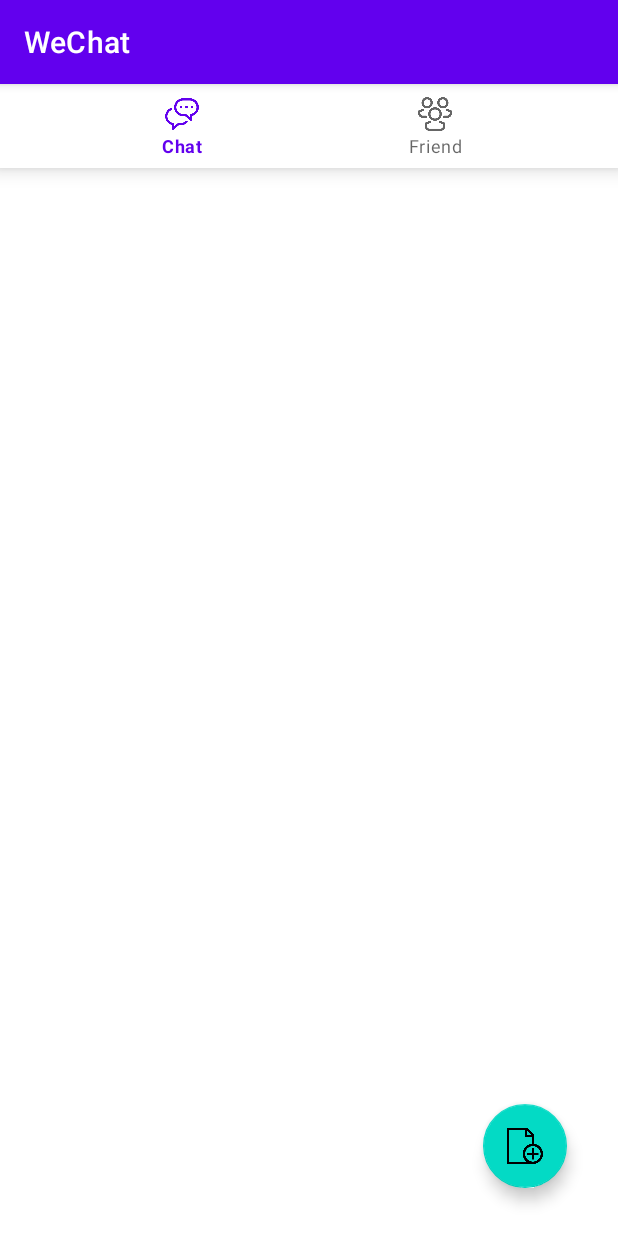
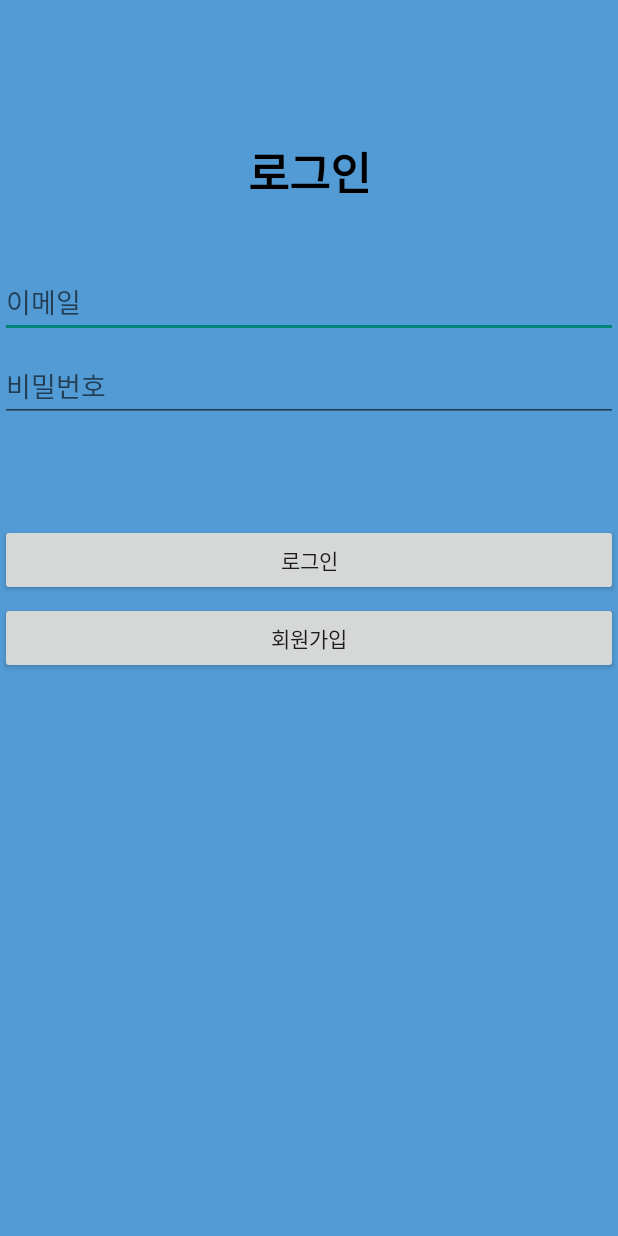
Before and after one commit to subJM/WeChat_Test, an Android app: the screen it shows after launch (MainActivity before the commit, LoginActivity after it), on a phone screen of 412 x 824 dp. Run offline under Robolectric (Android 15) with nearby library versions, the phone set to English and light mode, and no system bars; our stand-ins replace Firebase (no records; nobody signed in at launch, a user with empty details on screens opened directly).

Commit message:
add Login

```diff
--- a/app/build.gradle
+++ b/app/build.gradle
@@ -1,7 +1,7 @@
 plugins {
     id 'com.android.application'
+    id 'com.google.gms.google-services'
 }
-apply plugin: 'com.google.gms.google-services'
 android {
     compileSdk 31
 
@@ -30,11 +30,15 @@ android {
 dependencies {
     implementation platform('com.google.firebase:firebase-bom:28.4.2')
     implementation 'com.google.firebase:firebase-analytics'
+    implementation 'com.google.firebase:firebase-storage'
+    implementation 'com.google.firebase:firebase-firestore'
+    implementation 'com.google.firebase:firebase-auth'
 
     implementation 'androidx.appcompat:appcompat:1.3.1'
     implementation 'com.google.android.material:material:1.4.0'
     implementation 'androidx.constraintlayout:constraintlayout:2.1.1'
     implementation 'com.google.firebase:firebase-database:20.0.2'
+    implementation 'com.google.firebase:firebase-auth:21.0.1'
     testImplementation 'junit:junit:4.+'
     androidTestImplementation 'androidx.test.ext:junit:1.1.3'
     androidTestImplementation 'androidx.test.espresso:espresso-core:3.4.0'
--- /dev/null
+++ b/app/src/main/java/kr/or/mrhi/wechat/Activity/LoginActivity.java
@@ -0,0 +1,97 @@
+package kr.or.mrhi.wechat.Activity;
+
+import android.content.Intent;
+import android.os.Bundle;
+import android.view.View;
+import android.widget.Button;
+import android.widget.EditText;
+import android.widget.Toast;
+
+import androidx.annotation.NonNull;
+import androidx.annotation.Nullable;
+import androidx.appcompat.app.AppCompatActivity;
+
+import com.google.android.gms.tasks.OnCompleteListener;
+import com.google.android.gms.tasks.Task;
+import com.google.firebase.auth.AuthResult;
+import com.google.firebase.auth.FirebaseAuth;
+import com.google.firebase.auth.FirebaseUser;
+
+import kr.or.mrhi.wechat.R;
+
+public class LoginActivity extends AppCompatActivity implements View.OnClickListener {
+
+    private static final String TAG = "SignUpActivity";
+    private FirebaseAuth mAuth;
+    private EditText etEmailLogin, etPasswordLogin;
+    private Button btnLogin, goToSignUp;
+
+    @Override
+    protected void onPostCreate(@Nullable Bundle savedInstanceState) {
+        super.onPostCreate(savedInstanceState);
+        setContentView(R.layout.login);
+        //Initialize Firebase Auth
+        mAuth = FirebaseAuth.getInstance();
+
+        etEmailLogin = findViewById(R.id.etEmailLogin);
+        etPasswordLogin = findViewById(R.id.etPasswordLogin);
+
+        btnLogin = findViewById(R.id.btnLogin);
+        goToSignUp = findViewById(R.id.goToSignUp);
+
+        btnLogin.setOnClickListener(this);
+        goToSignUp.setOnClickListener(this);
+
+    }
+
+
+    @Override
+    public void onClick(View view) {
+        switch (view.getId()) {
+            case R.id.btnLogin:
+                startLogin();
+                break;
+            case R.id.goToSignUp:
+                Intent intent = new Intent(LoginActivity.this, SignUp.class);
+                startActivity(intent);
+                finish();
+                break;
+        }
+
+    }
+
+    private void startLogin() {
+
+        String email = etEmailLogin.getText().toString();
+        String password = etPasswordLogin.getText().toString();
+
+        if (email.length() > 0 && password.length() > 0) {
+            mAuth.signInWithEmailAndPassword(email, password)
+                    .addOnCompleteListener(LoginActivity.this, new OnCompleteListener<AuthResult>() {
+                        @Override
+                        public void onComplete(@NonNull Task<AuthResult> task) {
+                            if (task.isSuccessful()) {
+                                // Sign in success, update UI with the signed-in user's information
+                                FirebaseUser user = mAuth.getCurrentUser();
+                                showToast("로그인 성공");
+                                Intent intent = new Intent(LoginActivity.this, MainActivity.class);
+                                startActivity(intent);
+                                finish();
+                            } else {
+                                if (task.getException() != null) {
+                                    // If sign in fails, display a message to the user.
+                                    showToast("로그인 실패");
+                                }
+                            }
+                        }
+                    });
+
+        } else {
+            showToast("이메일 또는 비밀번호를 입력해주세요");
+        }
+    }
+
+    private void showToast(String message) {
+        Toast.makeText(getApplicationContext(), message, Toast.LENGTH_SHORT).show();
+    }
+}
--- a/app/src/main/java/kr/or/mrhi/wechat/UserData.java
+++ b/app/src/main/java/kr/or/mrhi/wechat/Data/UserData.java
@@ -1,4 +1,4 @@
-package kr.or.mrhi.wechat;
+package kr.or.mrhi.wechat.Data;
 
 import java.util.ArrayList;
 
@@ -13,5 +13,7 @@ public class UserData {
     private String getFriends; // 친구목록
     private String firstJoin;
     private ArrayList<BoardData> getWrited; //작성한 게시판 가져오기
+    //리플
+
 
 }
--- a/app/src/main/java/kr/or/mrhi/wechat/reply.java
+++ b/app/src/main/java/kr/or/mrhi/wechat/Data/reply.java
@@ -1,8 +1,7 @@
-package kr.or.mrhi.wechat;
+package kr.or.mrhi.wechat.Data;
 
 public class reply {
-    private String userId; // 아이디 리퍼런스
+    private String userId; //작성자
     private String date; //작성 날짜
     private String TextWrite; //본문내용
-    private String
 }
--- a/app/src/main/java/kr/or/mrhi/wechat/MainActivity.java
+++ /dev/null
@@ -1,19 +0,0 @@
-package kr.or.mrhi.wechat;
-
-import android.os.Bundle;
-
-import androidx.appcompat.app.AppCompatActivity;
-
-public class MainActivity extends AppCompatActivity {
-
-
-
-    @Override
-    protected void onCreate(Bundle savedInstanceState) {
-        super.onCreate(savedInstanceState);
-        setContentView(R.layout.activity_main);
-
-
-
-    }
-}
--- /dev/null
+++ b/app/src/main/res/drawable/ic_baseline_person_add_24.xml
@@ -0,0 +1,5 @@
+<vector android:height="24dp" android:tint="#824848"
+    android:viewportHeight="24" android:viewportWidth="24"
+    android:width="24dp" xmlns:android="http://schemas.android.com/apk/res/android">
+    <path android:fillColor="@android:color/white" android:pathData="M15,12c2.21,0 4,-1.79 4,-4s-1.79,-4 -4,-4 -4,1.79 -4,4 1.79,4 4,4zM6,10L6,7L4,7v3L1,10v2h3v3h2v-3h3v-2L6,10zM15,14c-2.67,0 -8,1.34 -8,4v2h16v-2c0,-2.66 -5.33,-4 -8,-4z"/>
+</vector>
--- a/app/src/main/res/layout/activity_main.xml
+++ b/app/src/main/res/layout/activity_main.xml
@@ -4,12 +4,14 @@
     xmlns:tools="http://schemas.android.com/tools"
     android:layout_width="match_parent"
     android:layout_height="match_parent"
-    tools:context=".MainActivity">
+    tools:context=".Activity.MainActivity">
 
     <com.google.android.material.bottomnavigation.BottomNavigationView
         android:id="@+id/bottomNavigationView"
         android:layout_width="0dp"
         android:layout_height="wrap_content"
+        android:background="@color/white"
+        app:itemIconTint="#9F5DEF"
         app:layout_constraintEnd_toEndOf="parent"
         app:layout_constraintStart_toStartOf="parent"
         app:layout_constraintTop_toTopOf="parent"
@@ -30,11 +32,11 @@
     </FrameLayout>
 
     <com.google.android.material.floatingactionbutton.FloatingActionButton
-        android:id="@+id/floatingActionButton"
+        android:id="@+id/btnWrite"
         android:layout_width="wrap_content"
         android:layout_height="wrap_content"
         android:layout_marginBottom="32dp"
-        android:background="@color/black"
+        android:background="@color/white"
         android:clickable="true"
         android:src="@drawable/add_document_sans_icon"
         app:layout_constraintBottom_toBottomOf="parent"
--- /dev/null
+++ b/app/src/main/res/layout/login.xml
@@ -0,0 +1,75 @@
+<?xml version="1.0" encoding="utf-8"?>
+<androidx.constraintlayout.widget.ConstraintLayout xmlns:android="http://schemas.android.com/apk/res/android"
+    xmlns:app="http://schemas.android.com/apk/res-auto"
+    xmlns:tools="http://schemas.android.com/tools"
+    android:layout_width="match_parent"
+    android:layout_height="match_parent"
+    android:background="#539BD5">
+
+    <TextView
+        android:id="@+id/textView"
+        android:layout_width="wrap_content"
+        android:layout_height="wrap_content"
+        android:layout_marginTop="92dp"
+        android:text="로그인"
+        android:textColor="@color/black"
+        android:textSize="30sp"
+        android:textStyle="bold"
+        app:layout_constraintEnd_toEndOf="parent"
+        app:layout_constraintStart_toStartOf="parent"
+        app:layout_constraintTop_toTopOf="parent" />
+
+    <EditText
+        android:id="@+id/etEmailLogin"
+        android:layout_width="match_parent"
+        android:layout_height="wrap_content"
+        android:layout_marginTop="40dp"
+        android:hint="이메일"
+        android:maxLines="1"
+        android:maxLength="40"
+        app:layout_constraintEnd_toEndOf="parent"
+        app:layout_constraintHorizontal_bias="0.0"
+        app:layout_constraintStart_toStartOf="parent"
+        app:layout_constraintTop_toBottomOf="@+id/textView">
+
+    </EditText>
+
+    <EditText
+        android:id="@+id/etPasswordLogin"
+        android:layout_width="match_parent"
+        android:layout_height="wrap_content"
+        android:layout_marginTop="8dp"
+        android:hint="비밀번호"
+        android:tooltipText="6자리이상 15자이하"
+        android:maxLength="15"
+        android:maxLines="1"
+        app:layout_constraintEnd_toEndOf="parent"
+        app:layout_constraintStart_toStartOf="parent"
+        app:layout_constraintTop_toBottomOf="@+id/etEmailLogin">
+
+    </EditText>
+
+    <Button
+        android:id="@+id/btnLogin"
+        android:layout_width="0dp"
+        android:layout_height="wrap_content"
+        android:layout_marginTop="68dp"
+        android:text="로그인"
+        app:layout_constraintEnd_toEndOf="parent"
+        app:layout_constraintHorizontal_bias="0.0"
+        app:layout_constraintStart_toStartOf="@+id/etPasswordLogin"
+        app:layout_constraintTop_toBottomOf="@+id/etPasswordLogin" />
+
+    <Button
+        android:id="@+id/goToSignUp"
+        android:layout_width="0dp"
+        android:layout_height="wrap_content"
+        android:layout_marginTop="4dp"
+        android:text="회원가입"
+        app:layout_constraintEnd_toEndOf="parent"
+        app:layout_constraintHorizontal_bias="0.0"
+        app:layout_constraintStart_toStartOf="@+id/btnLogin"
+        app:layout_constraintTop_toBottomOf="@+id/btnLogin" />
+
+
+</androidx.constraintlayout.widget.ConstraintLayout>
--- a/app/src/main/res/layout/write_item.xml
+++ b/app/src/main/res/layout/write_item.xml
@@ -62,7 +62,7 @@
             android:layout_marginBottom="4dp"
             android:text="본문내용"
             android:textColor="#4E4D4D"
-            android:background="#FFF59D"
+            android:background="#EDD0A5"
             app:layout_constraintBottom_toBottomOf="parent"
             app:layout_constraintEnd_toEndOf="parent"
             app:layout_constraintHorizontal_bias="0.407"
--- a/app/src/main/res/menu/bottom_nav.xml
+++ b/app/src/main/res/menu/bottom_nav.xml
@@ -2,7 +2,7 @@
 <menu xmlns:android="http://schemas.android.com/apk/res/android">
     <item
         android:id="@+id/chat"
-        android:iconTint="@color/white"
+        android:iconTint="#7D3DF1"
         android:icon="@drawable/balloon_chat_conversation_speak_word_icon"
         android:title="Chat"/>
 
@@ -10,6 +10,6 @@
     <item
         android:id="@+id/friends"
         android:title="Friend"
-        android:iconTint="@color/white"
+        android:iconTint="#7D3DF1"
         android:icon="@drawable/friend_group_people_peoples_team_icon" />
 </menu>
```
Also changed, not shown: app/src/main/AndroidManifest.xml (+22 -3 lines), app/src/main/java/kr/or/mrhi/wechat/Activity/MainActivity.java (added, +72 -0 lines), app/src/main/java/kr/or/mrhi/wechat/Activity/SignUp.java (added, +90 -0 lines), app/src/main/java/kr/or/mrhi/wechat/Adapter/ChatAdapter.java (added, +35 -0 lines), app/src/main/java/kr/or/mrhi/wechat/Data/BoardData.java (renamed from app/src/main/java/kr/or/mrhi/wechat/BoardData.java, +4 -3 lines), app/src/main/java/kr/or/mrhi/wechat/DataBase.java (added, +35 -0 lines), app/src/main/java/kr/or/mrhi/wechat/Fragment/ChatFragment.java (added, +25 -0 lines), app/src/main/res/layout/activity_fragment_chat.xml (added, +17 -0 lines), app/src/main/res/layout/activity_write.xml (added, +93 -0 lines), app/src/main/res/layout/sign_up.xml (added, +73 -0 lines).
